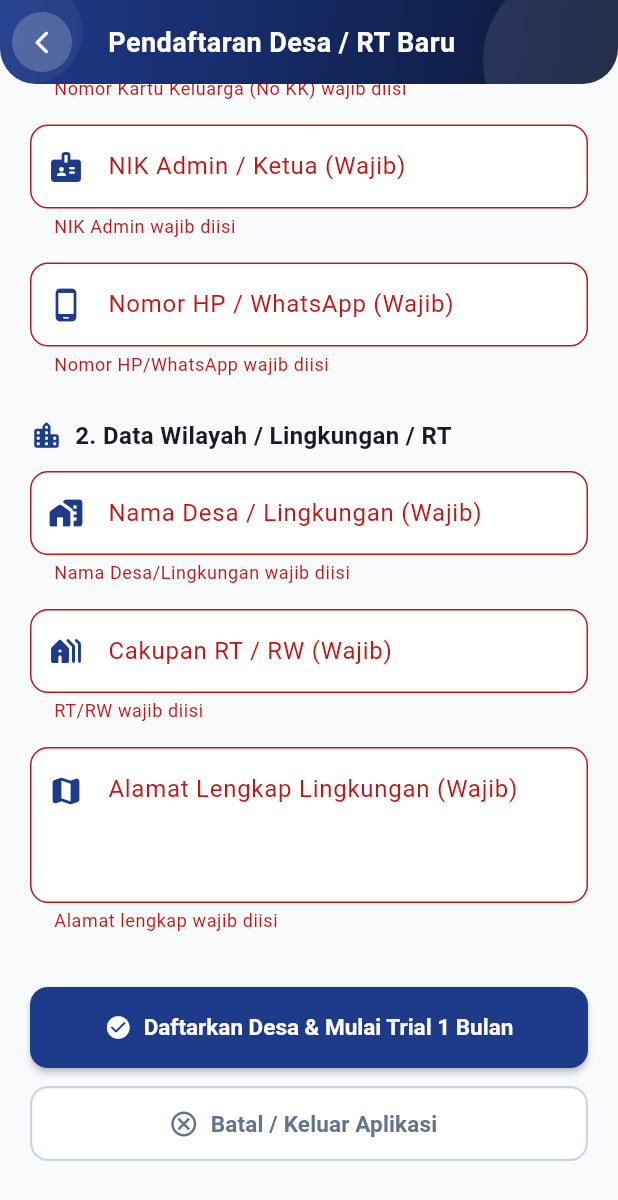
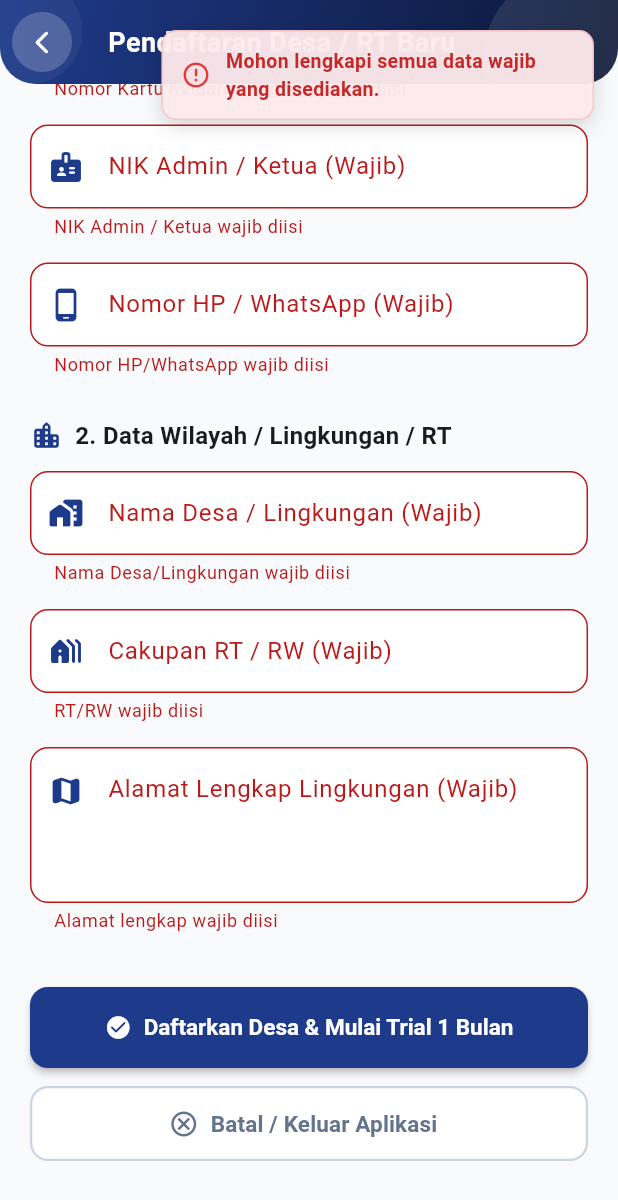
Before and after one commit to abiydoni/jimpitan-apk, a Flutter app: the VillageRegistrationPage screen opened directly, scrolled down 425 dp, after a tap on "Daftarkan Desa & Mulai Trial 1 Bulan", on a phone screen of 412 x 824 dp. Shown: the top 1200 px of the screen. Run offline on Flutter 3.47's test engine with Material 3 defaults, Android fonts, the phone set to English and light mode, and no system bars; our stand-ins replace audioplayers, barcode_widget, carousel_slider, csv, emoji_picker_flutter, file_picker and 13 more; missing offline and left inert: file_saver, in_app_update, mobile_scanner; accounts and stored records are empty; network calls fail.

Commit message:
fix(village): enforce all fields required with length validation on village registration

```diff
--- a/lib/pages/village_registration_page.dart
+++ b/lib/pages/village_registration_page.dart
@@ -55,7 +55,62 @@ class _VillageRegistrationPageState extends State<VillageRegistrationPage> {
   }
 
   Future<void> _registerVillage() async {
-    if (!_formKey.currentState!.validate()) return;
+    if (!_formKey.currentState!.validate()) {
+      CustomToast.show(
+        context,
+        'Mohon lengkapi semua data wajib yang disediakan.',
+        isError: true,
+      );
+      return;
+    }
+
+    final villageName = _villageNameController.text.trim();
+    final address = _addressController.text.trim();
+    final rtRw = _rtRwController.text.trim();
+    final noKK = _noKKController.text.trim();
+    final nik = _nikController.text.trim();
+    final phone = _phoneController.text.trim();
+
+    if (villageName.isEmpty ||
+        address.isEmpty ||
+        rtRw.isEmpty ||
+        noKK.isEmpty ||
+        nik.isEmpty ||
+        phone.isEmpty) {
+      CustomToast.show(
+        context,
+        'Seluruh data wajib diisi, tidak boleh ada yang kosong.',
+        isError: true,
+      );
+      return;
+    }
+
+    if (noKK.length < 16) {
+      CustomToast.show(
+        context,
+        'Nomor Kartu Keluarga (KK) harus 16 digit angka.',
+        isError: true,
+      );
+      return;
+    }
+
+    if (nik.length < 16) {
+      CustomToast.show(
+        context,
+        'NIK Admin harus 16 digit angka.',
+        isError: true,
+      );
+      return;
+    }
+
+    if (phone.length < 10) {
+      CustomToast.show(
+        context,
+        'Nomor WhatsApp minimal 10 digit.',
+        isError: true,
+      );
+      return;
+    }
 
     final user = FirebaseAuth.instance.currentUser;
     if (user == null) return;
@@ -68,18 +123,18 @@ class _VillageRegistrationPageState extends State<VillageRegistrationPage> {
         'name': user.displayName,
         'email': user.email,
         'photoUrl': user.photoURL,
-        'noKK': _noKKController.text.trim(),
-        'nik': _nikController.text.trim(),
-        'phone': _phoneController.text.trim(),
-        'villageName': _villageNameController.text.trim(),
-        'address': _addressController.text.trim(),
-        'rtRw': _rtRwController.text.trim(),
+        'noKK': noKK,
+        'nik': nik,
+        'phone': phone,
+        'villageName': villageName,
+        'address': address,
+        'rtRw': rtRw,
       };
 
       final success = await ApiService.registerVillage(data);
 
       if (!success) {
-        throw Exception('Gagal mendaftarkan desa');
+        throw Exception('Gagal mendaftarkan desa. Pastikan semua data terisi dengan benar.');
       }
 
       if (mounted) {
@@ -287,8 +342,15 @@ class _VillageRegistrationPageState extends State<VillageRegistrationPage> {
               TextFormField(
                 controller: _noKKController,
                 keyboardType: TextInputType.number,
-                inputFormatters: [FilteringTextInputFormatter.digitsOnly],
-                validator: (v) => (v == null || v.trim().isEmpty) ? 'Nomor Kartu Keluarga (No KK) wajib diisi' : null,
+                inputFormatters: [
+                  FilteringTextInputFormatter.digitsOnly,
+                  LengthLimitingTextInputFormatter(16),
+                ],
+                validator: (v) {
+                  if (v == null || v.trim().isEmpty) return 'Nomor Kartu Keluarga (No KK) wajib diisi';
+                  if (v.trim().length < 16) return 'Nomor KK harus 16 digit angka';
+                  return null;
+                },
                 decoration: InputDecoration(
                   labelText: 'Nomor Kartu Keluarga Admin (Wajib)',
                   hintText: 'Contoh: 3270xxxxxxxxxxxx',
@@ -307,8 +369,15 @@ class _VillageRegistrationPageState extends State<VillageRegistrationPage> {
               TextFormField(
                 controller: _nikController,
                 keyboardType: TextInputType.number,
-                inputFormatters: [FilteringTextInputFormatter.digitsOnly],
-                validator: (v) => (v == null || v.trim().isEmpty) ? 'NIK Admin wajib diisi' : null,
+                inputFormatters: [
+                  FilteringTextInputFormatter.digitsOnly,
+                  LengthLimitingTextInputFormatter(16),
+                ],
+                validator: (v) {
+                  if (v == null || v.trim().isEmpty) return 'NIK Admin / Ketua wajib diisi';
+                  if (v.trim().length < 16) return 'NIK harus 16 digit angka';
+                  return null;
+                },
                 decoration: InputDecoration(
                   labelText: 'NIK Admin / Ketua (Wajib)',
                   hintText: 'Contoh: 3270xxxxxxxxxxxx',
@@ -327,8 +396,15 @@ class _VillageRegistrationPageState extends State<VillageRegistrationPage> {
               TextFormField(
                 controller: _phoneController,
                 keyboardType: TextInputType.phone,
-                inputFormatters: [FilteringTextInputFormatter.digitsOnly],
-                validator: (v) => (v == null || v.trim().isEmpty) ? 'Nomor HP/WhatsApp wajib diisi' : null,
+                inputFormatters: [
+                  FilteringTextInputFormatter.digitsOnly,
+                  LengthLimitingTextInputFormatter(15),
+                ],
+                validator: (v) {
+                  if (v == null || v.trim().isEmpty) return 'Nomor HP/WhatsApp wajib diisi';
+                  if (v.trim().length < 10) return 'Nomor WhatsApp minimal 10 digit';
+                  return null;
+                },
                 decoration: InputDecoration(
                   labelText: 'Nomor HP / WhatsApp (Wajib)',
                   hintText: 'Contoh: 081234567890',
```
